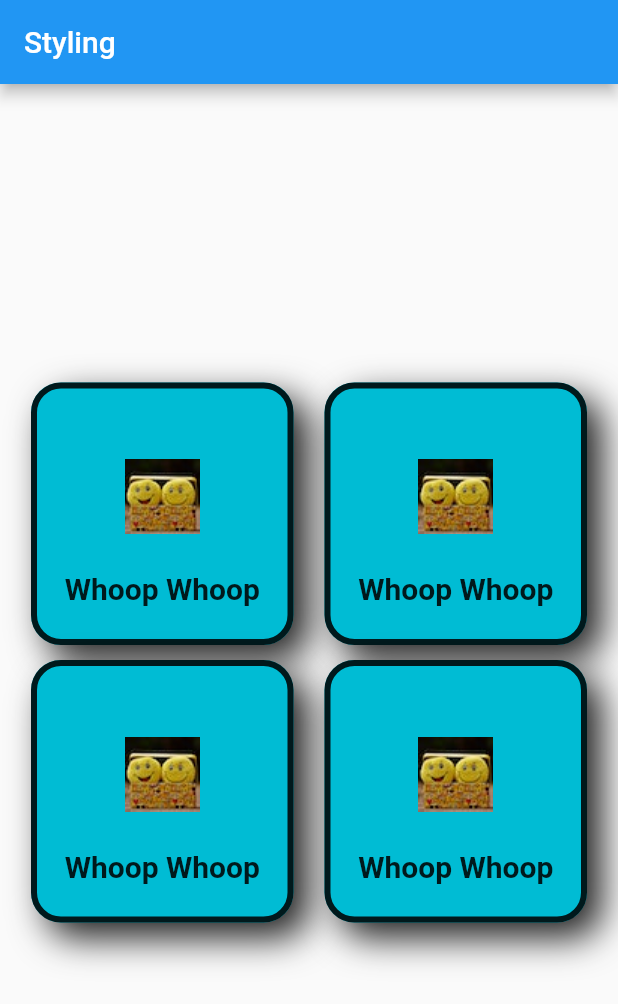
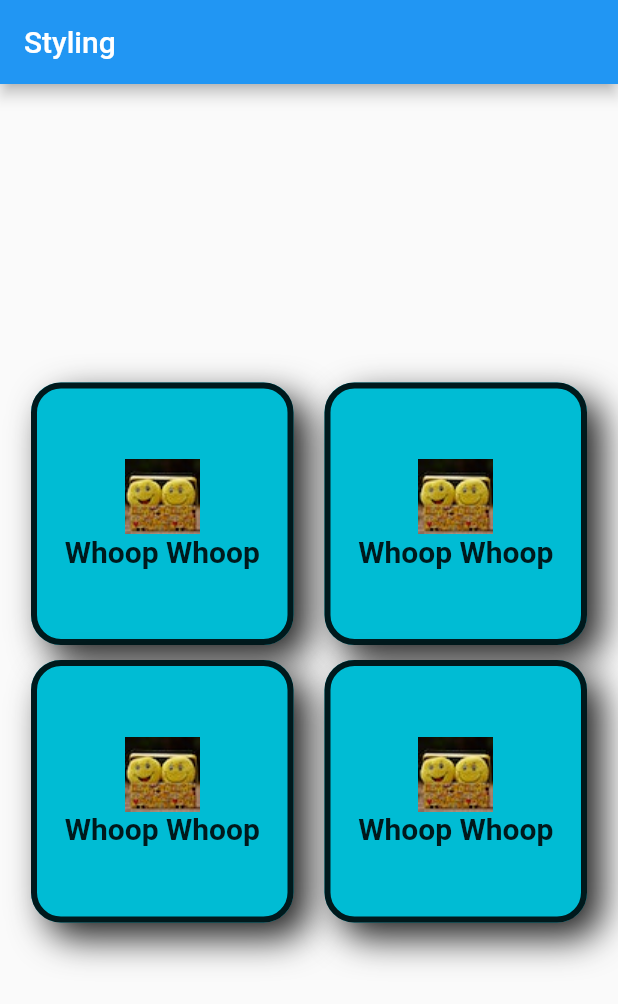
Before and after one commit to VanniGrabbe/Kapitel513_Styling_Wiederholung, a Flutter app: the screen it shows after launch, on a phone screen of 412 x 824 dp. Shown: the top 1004 px of the screen. Run offline on Flutter 3.47's test engine with Material 2 defaults, Android fonts, the light colour scheme and no system bars.

Commit message:
Kapitel513_Styling_Wiederholung aktualisiert

```diff
--- a/kapitel513_wiederholung/lib/box.dart
+++ b/kapitel513_wiederholung/lib/box.dart
@@ -26,17 +26,16 @@ class MyBox extends StatelessWidget {
         child: Center(
           child: Column(
             mainAxisAlignment: MainAxisAlignment.center,
+
             children: [
               Image.asset(
                 'assets/images/pexels-pixabay-207983 (1).jpg',
-                width: 100,
-                height: 100,
+
               ),
-              const Center(
-                  child: Text(
+              const Text(
                 'Whoop Whoop',
                 style: TextStyle(fontWeight: FontWeight.w700, fontSize: 20),
-              )),
+              ),
             ],
           ),
         ),
--- a/kapitel513_wiederholung/lib/main.dart
+++ b/kapitel513_wiederholung/lib/main.dart
@@ -22,8 +22,7 @@ class MyApp extends StatelessWidget {
             Row(
               mainAxisAlignment: MainAxisAlignment.spaceEvenly,
               children: [
-                MyBox(
-                ),
+                MyBox(),
                 MyBox(),
               ],
             ),
```
